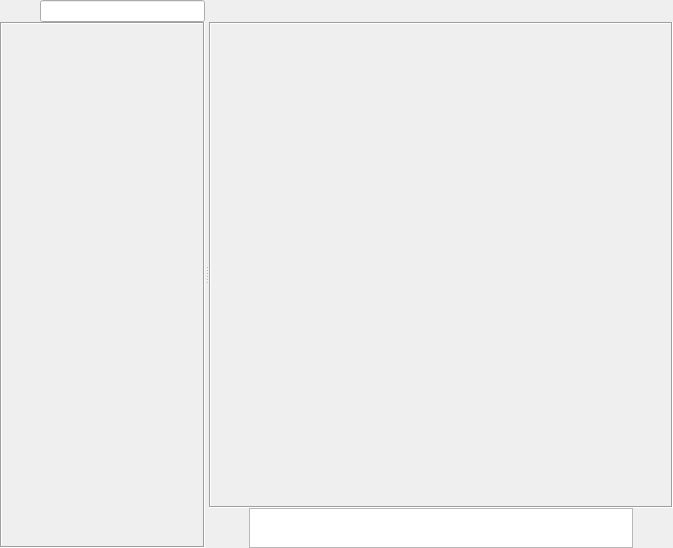
Before: the Qt Designer form mainwindow.ui in Augmeneco/AugBK-Messenger, drawn with Qt 5.
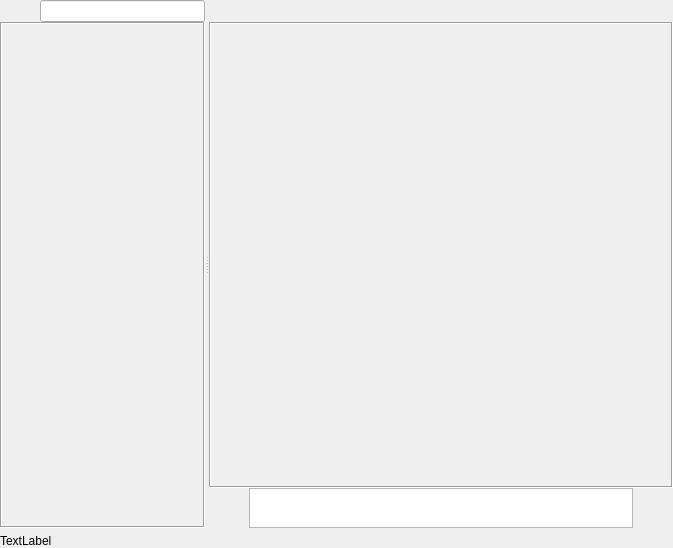
After: the same form once the commit is applied. Icons and pictures are not drawn.

Diff of the .ui file:
```diff
--- a/mainwindow.ui
+++ b/mainwindow.ui
@@ -117,8 +117,8 @@
                 <rect>
                  <x>0</x>
                  <y>0</y>
-                 <width>289</width>
-                 <height>500</height>
+                 <width>225</width>
+                 <height>468</height>
                 </rect>
                </property>
                <layout class="QVBoxLayout" name="verticalLayout_5">
@@ -295,8 +295,8 @@
                 <rect>
                  <x>0</x>
                  <y>0</y>
-                 <width>367</width>
-                 <height>248</height>
+                 <width>435</width>
+                 <height>232</height>
                 </rect>
                </property>
                <layout class="QVBoxLayout" name="verticalLayout_6">
@@ -513,6 +513,34 @@
       </widget>
      </widget>
     </item>
+    <item>
+     <widget class="QWidget" name="statusBar" native="true">
+      <layout class="QHBoxLayout" name="horizontalLayout">
+       <property name="spacing">
+        <number>6</number>
+       </property>
+       <property name="leftMargin">
+        <number>0</number>
+       </property>
+       <property name="topMargin">
+        <number>0</number>
+       </property>
+       <property name="rightMargin">
+        <number>0</number>
+       </property>
+       <property name="bottomMargin">
+        <number>0</number>
+       </property>
+       <item>
+        <widget class="QLabel" name="statusLogsLabel">
+         <property name="text">
+          <string>TextLabel</string>
+         </property>
+        </widget>
+       </item>
+      </layout>
+     </widget>
+    </item>
    </layout>
   </widget>
  </widget>
```
